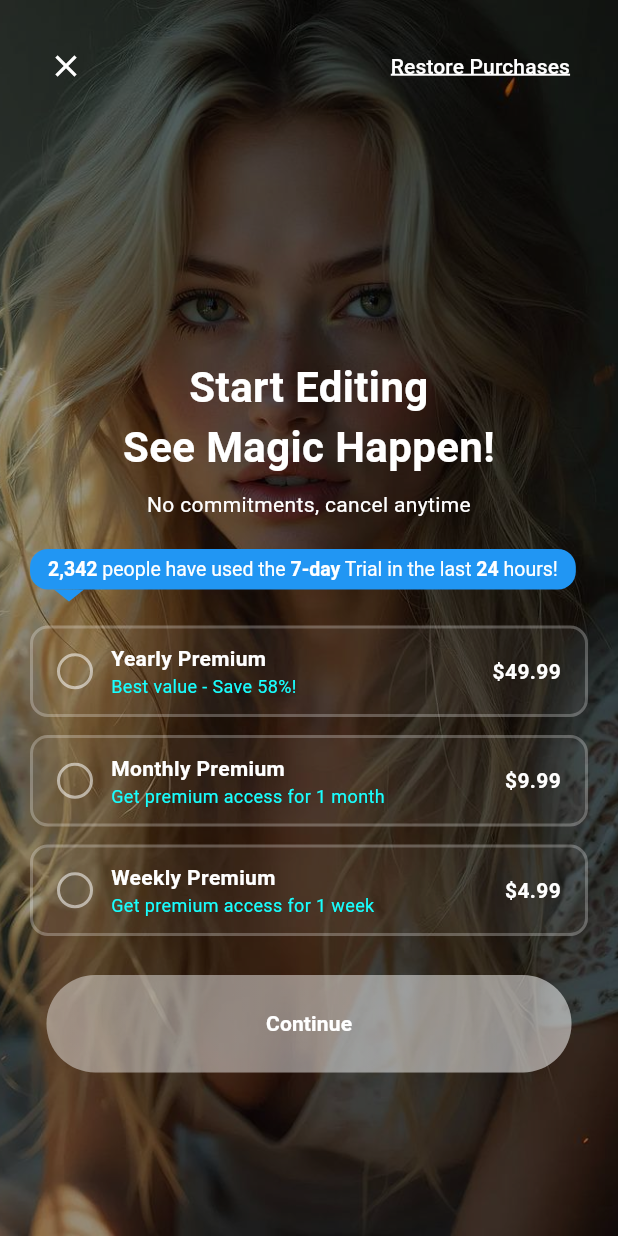
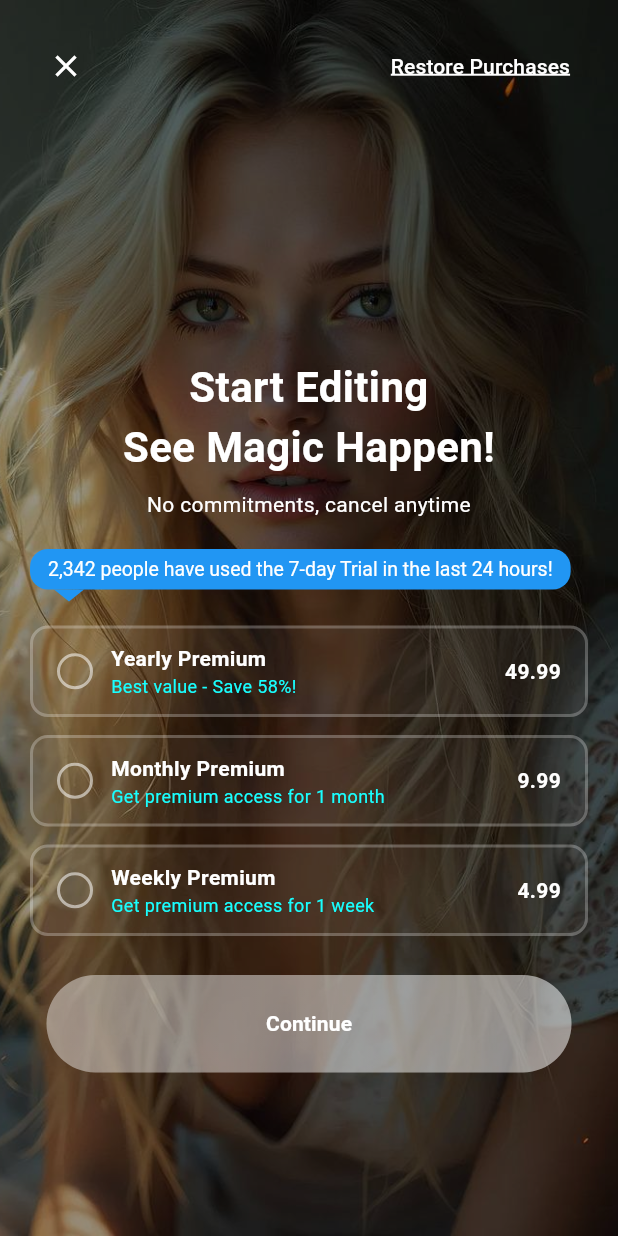
Before and after one commit to gorkemalgan/gui_paywall, a Flutter app: the screen it shows after launch, after a tap on "Video Up!", on a phone screen of 412 x 824 dp. Run offline on Flutter 3.47's test engine with Material 3 defaults, Android fonts, the light colour scheme and no system bars; our stand-ins replace carousel_slider, flutter_svg, lottie; missing offline and left inert: desktop_window; generated files the repository leaves out were written again.

Commit message:
Update paywall configuration and localization strings, including new trial usage message and adjustments to product pricing in main.dart.

```diff
--- a/example/lib/main.dart
+++ b/example/lib/main.dart
@@ -41,33 +41,33 @@ class PaywallListScreen extends StatelessWidget {
   PaywallConfig _createMockPaywallConfig() {
     final products = [
       const PaywallProduct(
-        storeId: 'weekly_sub',
-        price: 4.99,
+        storeId: 'yearly_sub',
+        price: 49.99,
         currency: 'USD',
-        priceString: '\$4.99',
-        period: ProductPeriod.weekly,
-        title: 'Weekly Premium',
-        description: 'Get premium access for 1 week',
+        priceString: ' 49.99',
+        period: ProductPeriod.yearly,
+        title: 'Yearly Premium',
+        description: 'Best value - Save 58%!',
+        freeTrialDays: 7,
       ),
       const PaywallProduct(
         storeId: 'monthly_sub',
         price: 9.99,
         currency: 'USD',
-        priceString: '\$9.99',
+        priceString: ' 9.99',
         period: ProductPeriod.monthly,
         title: 'Monthly Premium',
         description: 'Get premium access for 1 month',
         freeTrialDays: 3,
       ),
       const PaywallProduct(
-        storeId: 'yearly_sub',
-        price: 49.99,
+        storeId: 'weekly_sub',
+        price: 4.99,
         currency: 'USD',
-        priceString: '\$49.99',
-        period: ProductPeriod.yearly,
-        title: 'Yearly Premium',
-        description: 'Best value - Save 58%!',
-        freeTrialDays: 7,
+        priceString: ' 4.99',
+        period: ProductPeriod.weekly,
+        title: 'Weekly Premium',
+        description: 'Get premium access for 1 week',
       ),
     ];
 
--- a/lib/src/paywalls/paywall_videoup.dart
+++ b/lib/src/paywalls/paywall_videoup.dart
@@ -100,23 +100,7 @@ class _VideoUpScreenState extends State<VideoUpScreen> with PaywallSanityCheck<V
                                     child: RichText(
                                       text: TextSpan(
                                         style: const TextStyle(color: Colors.white, fontSize: 13),
-                                        children: <TextSpan>[
-                                          const TextSpan(
-                                            text: '2,342',
-                                            style: TextStyle(fontWeight: FontWeight.bold),
-                                          ),
-                                          const TextSpan(text: ' people have used the '),
-                                          const TextSpan(
-                                            text: '7-day',
-                                            style: TextStyle(fontWeight: FontWeight.bold),
-                                          ),
-                                          const TextSpan(text: ' Trial in the last '),
-                                          const TextSpan(
-                                            text: '24',
-                                            style: TextStyle(fontWeight: FontWeight.bold),
-                                          ),
-                                          const TextSpan(text: ' hours!'),
-                                        ],
+                                        children: <TextSpan>[TextSpan(text: context.localizations.peopleUsed7DayTrial('2,342'))],
                                       ),
                                     ),
                                   ),
@@ -132,25 +116,14 @@ class _VideoUpScreenState extends State<VideoUpScreen> with PaywallSanityCheck<V
                               ),
                               const SizedBox(height: 10),
 
-                              ...(() {
-                                final sortedProducts = [...widget.paywall.products];
-                                sortedProducts.sort((a, b) {
-                                  // Yearly başa, weekly sona
-                                  if (a.period.displayName.toLowerCase().contains('year')) return -1;
-                                  if (b.period.displayName.toLowerCase().contains('year')) return 1;
-                                  if (a.period.displayName.toLowerCase().contains('week')) return 1;
-                                  if (b.period.displayName.toLowerCase().contains('week')) return -1;
-                                  return 0;
-                                });
-                                return sortedProducts.map(
+                              ...widget.paywall.products.map(
                                 (product) => buildOptionTile(
                                   title: product.title ?? product.period.localizedName(context),
                                   subtitle: product.description ?? '',
                                   price: product.priceString_,
                                   value: product.storeId,
                                 ),
-                                );
-                              })(),
+                              ),
                               const SizedBox(height: 20),
                               Row(
                                 mainAxisAlignment: MainAxisAlignment.center,
@@ -348,3 +321,14 @@ class _DownArrowPainter extends CustomPainter {
   @override
   bool shouldRepaint(covariant CustomPainter oldDelegate) => false;
 }
+
+enum PeriodType { year, month, week, day, unknown }
+
+PeriodType getPeriodType(String name) {
+  name = name.toLowerCase();
+  if (name.contains('year')) return PeriodType.year;
+  if (name.contains('month')) return PeriodType.month;
+  if (name.contains('week')) return PeriodType.week;
+  if (name.contains('day')) return PeriodType.day;
+  return PeriodType.unknown;
+}
--- a/pubspec.yaml
+++ b/pubspec.yaml
@@ -27,8 +27,8 @@ dev_dependencies:
   intl_utils: ^2.8.11
 
 flutter:
+  generate: true
   uses-material-design: true
-  generate: true
   assets:
     - assets/free_trial/
 
```
Also changed, not shown: lib/l10n/intl_en.arb (+10 -2 lines), lib/l10n/intl_tr.arb (+12 -0 lines), lib/generated/intl/messages_ar.dart, lib/generated/intl/messages_ca.dart, lib/generated/intl/messages_cs.dart, lib/generated/intl/messages_da.dart, lib/generated/intl/messages_de.dart, lib/generated/intl/messages_el.dart, lib/generated/intl/messages_en.dart, lib/generated/intl/messages_es.dart, lib/generated/intl/messages_fi.dart, lib/generated/intl/messages_fr.dart, lib/generated/intl/messages_he.dart, lib/generated/intl/messages_hi.dart, 20 more files. Lines whose indentation alone changed are shown as unchanged.
